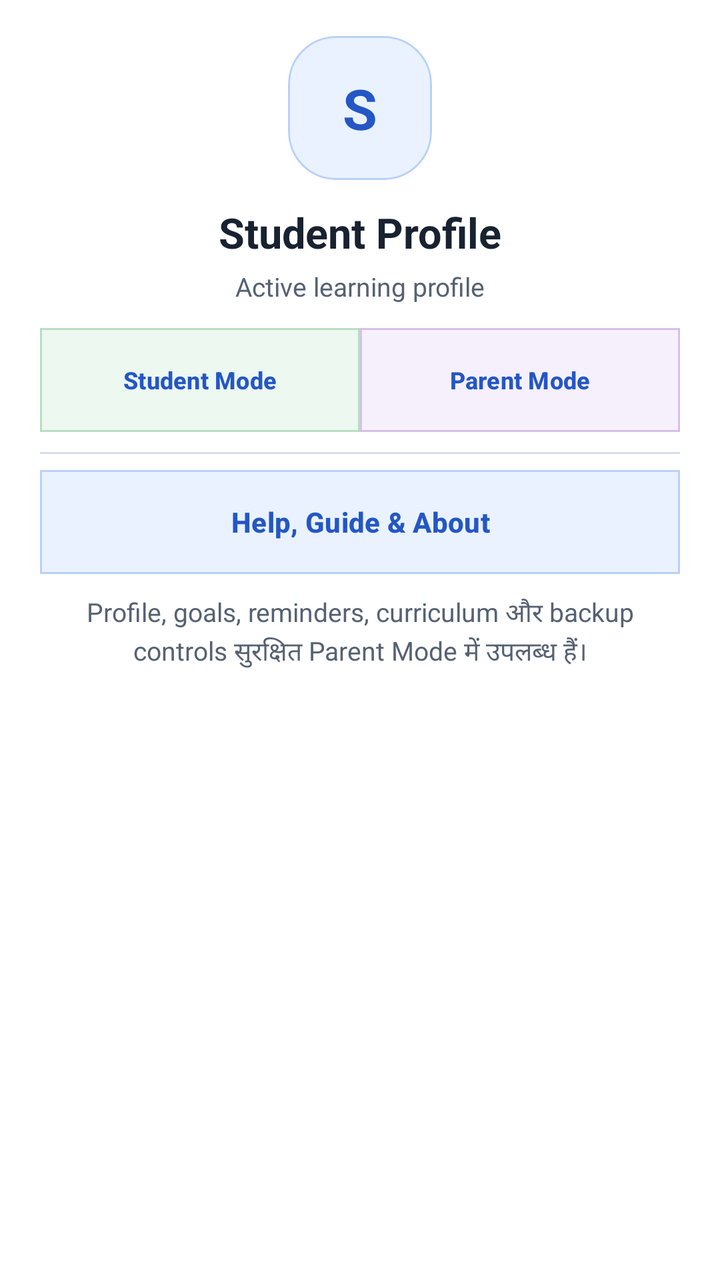
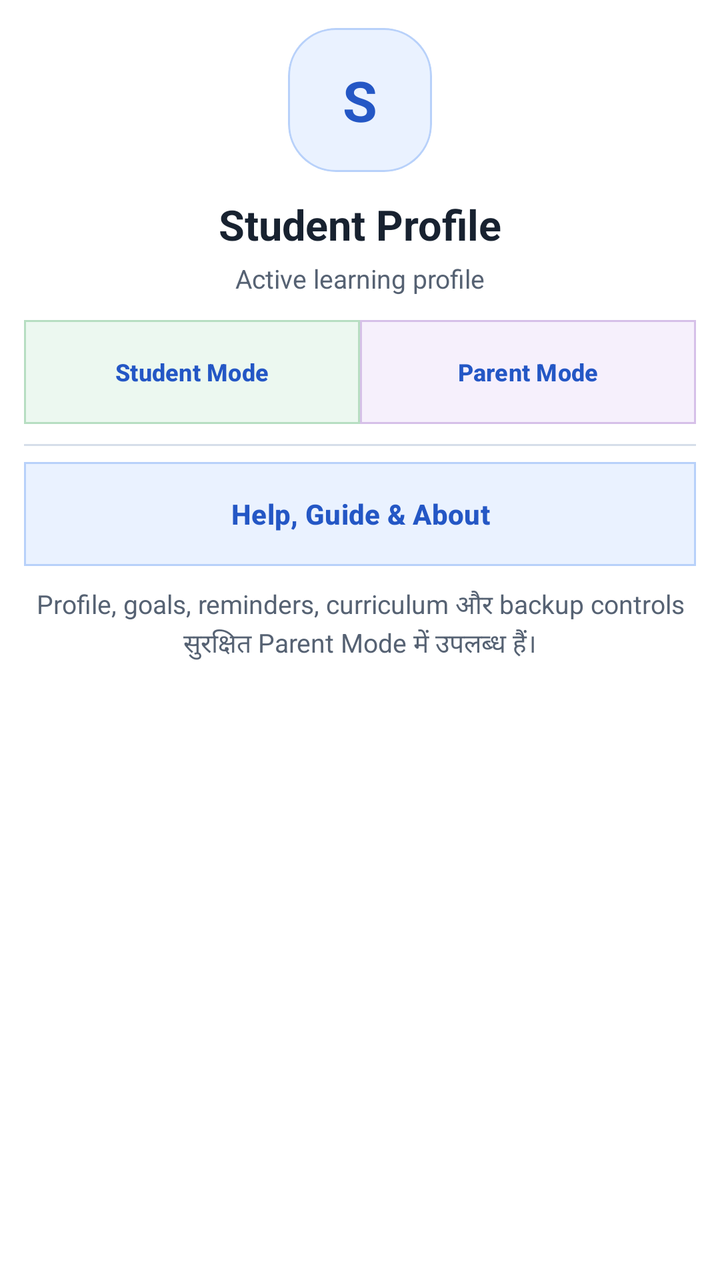

The first picture is an Android layout as it rendered before a commit; the second is the same layout after the commit. The layout source and the unified diff follow.
<!-- AndroidManifest.xml: application theme Theme.StudySaathi -->
<!-- res/layout/drawer_dashboard_profile.xml -->
<?xml version="1.0" encoding="utf-8"?>
<ScrollView
    xmlns:android="http://schemas.android.com/apk/res/android"
    xmlns:app="http://schemas.android.com/apk/res-auto"
    android:layout_width="match_parent"
    android:layout_height="match_parent"
    android:background="@color/ss_surface"
    android:fillViewport="true">

    <LinearLayout
        android:layout_width="match_parent"
        android:layout_height="wrap_content"
        android:orientation="vertical"
        android:paddingStart="20dp"
        android:paddingTop="18dp"
        android:paddingEnd="20dp"
        android:paddingBottom="28dp">

        <com.google.android.material.card.MaterialCardView
            android:layout_width="72dp"
            android:layout_height="72dp"
            android:layout_gravity="center_horizontal"
            app:cardBackgroundColor="@color/ss_blue_soft"
            app:cardCornerRadius="24dp"
            app:cardElevation="0dp"
            app:strokeColor="@color/ss_blue_border"
            app:strokeWidth="1dp">

            <TextView
                android:id="@+id/textDrawerProfileInitial"
                android:layout_width="match_parent"
                android:layout_height="match_parent"
                android:fontFamily="sans-serif-rounded"
                android:gravity="center"
                android:text="S"
                android:textColor="@color/ss_primary"
                android:textSize="28sp"
                android:textStyle="bold" />

        </com.google.android.material.card.MaterialCardView>

        <TextView
            android:id="@+id/textDrawerProfileName"
            android:layout_width="match_parent"
            android:layout_height="wrap_content"
            android:layout_marginTop="12dp"
            android:fontFamily="sans-serif-rounded"
            android:gravity="center"
            android:text="Student Profile"
            android:textColor="@color/ss_text_primary"
            android:textSize="21sp"
            android:textStyle="bold" />

        <TextView
            android:id="@+id/textDrawerProfileDetails"
            android:layout_width="match_parent"
            android:layout_height="wrap_content"
            android:layout_marginTop="4dp"
            android:gravity="center"
            android:text="Active learning profile"
            android:textColor="@color/ss_text_secondary"
            android:textSize="13sp" />

        <LinearLayout
            android:layout_width="match_parent"
            android:layout_height="wrap_content"
            android:layout_marginTop="12dp"
            android:orientation="horizontal">

            <com.google.android.material.button.MaterialButton
                android:id="@+id/buttonDrawerStudentMode"
                style="@style/Widget.StudySaathi.Button.DrawerCompact"
                android:layout_width="0dp"
                android:layout_height="wrap_content"
                android:layout_marginEnd="0dp"
                android:layout_weight="1"
                android:text="Student Mode"
                android:textAllCaps="false"
                android:textSize="12sp"
                app:backgroundTint="@color/ss_green_soft"
                app:strokeColor="@color/ss_green_border" />

            <com.google.android.material.button.MaterialButton
                android:id="@+id/buttonDrawerParentMode"
                style="@style/Widget.StudySaathi.Button.DrawerCompact"
                android:layout_width="0dp"
                android:layout_height="wrap_content"
                android:layout_marginStart="0dp"
                android:layout_weight="1"
                android:text="Parent Mode"
                android:textAllCaps="false"
                android:textSize="12sp"
                app:backgroundTint="@color/ss_purple_soft"
                app:strokeColor="@color/ss_purple_border" />

        </LinearLayout>

        <View
            android:layout_width="match_parent"
            android:layout_height="1dp"
            android:layout_marginTop="10dp"
            android:background="@color/ss_outline" />

        <com.google.android.material.button.MaterialButton
            android:id="@+id/buttonDrawerHelp"
            style="@style/Widget.StudySaathi.Button.DrawerCompact"
            android:layout_width="match_parent"
            android:layout_height="wrap_content"
            android:layout_marginTop="8dp"
            android:gravity="center"
            android:text="Help, Guide &amp; About"
            android:textAllCaps="false"
            app:backgroundTint="@color/ss_blue_soft"
            app:strokeColor="@color/ss_blue_border" />

        <TextView
            android:layout_width="match_parent"
            android:layout_height="wrap_content"
            android:layout_marginTop="10dp"
            android:gravity="center"
            android:lineSpacingExtra="2dp"
            android:text="Profile, goals, reminders, curriculum और backup controls सुरक्षित Parent Mode में उपलब्ध हैं।"
            android:textColor="@color/ss_text_secondary"
            android:textSize="13sp" />

    </LinearLayout>

</ScrollView>
<!-- resources referenced by this layout -->
<resources>
  <color name="ss_blue_border">#B8D1FA</color>
  <color name="ss_blue_soft">#EAF2FF</color>
  <color name="ss_green_border">#B7DEC2</color>
  <color name="ss_green_soft">#ECF8F0</color>
  <color name="ss_outline">#D6DEE9</color>
  <color name="ss_primary">#2457C5</color>
  <color name="ss_purple_border">#D6C0E8</color>
  <color name="ss_purple_soft">#F6F0FC</color>
  <color name="ss_surface">#FFFFFF</color>
  <color name="ss_text_primary">#182230</color>
  <color name="ss_text_secondary">#566273</color>
  <style name="Widget.StudySaathi.Button.DrawerCompact" parent="Widget.StudySaathi.Button.Outlined">
          <item name="cornerRadius">0dp</item>
          <item name="android:minHeight">52dp</item>
          <item name="android:insetTop">0dp</item>
          <item name="android:insetBottom">0dp</item>
      </style>
  <style name="Widget.StudySaathi.Button.Outlined" parent="Widget.Material3.Button.OutlinedButton">
          <item name="cornerRadius">18dp</item>
          <item name="android:minHeight">56dp</item>
          <item name="android:textStyle">bold</item>
          <item name="strokeColor">@color/ss_outline_strong</item>
          <item name="android:textColor">@color/ss_primary</item>
      </style>
  <color name="ss_on_primary">#FFFFFF</color>
  <color name="ss_primary_dark">#173F99</color>
  <color name="ss_secondary">#087F8C</color>
  <color name="ss_on_secondary">#FFFFFF</color>
  <color name="ss_teal_soft">#EAF8F8</color>
  <color name="ss_tertiary">#8A5A00</color>
  <color name="ss_on_tertiary">#FFFFFF</color>
  <color name="ss_yellow_soft">#FFF8E8</color>
  <color name="ss_background">#F7F9FC</color>
  <color name="ss_surface_soft">#F0F4FA</color>
  <color name="ss_error">#BA1A1A</color>
  <color name="white">#FFFFFFFF</color>
  <color name="ss_red_soft">#FFF0F0</color>
  <!-- drawable bg_app_soft_mix (drawable) -->
  <?xml version="1.0" encoding="utf-8"?>
  <shape xmlns:android="http://schemas.android.com/apk/res/android"
      android:shape="rectangle">
  
      <gradient
          android:angle="270"
          android:centerColor="#F2FBF3"
          android:endColor="#EEF7FF"
          android:startColor="#FFF2F2"
          android:type="linear" />
  
  </shape>
  <color name="ss_outline_strong">#B9C5D5</color>
  <!-- unchanged entries left out for length: 1 -->
</resources>

<!-- the commit's change to res/layout/drawer_dashboard_profile.xml (unified diff, before → after) -->
@@ -11,10 +11,10 @@
         android:layout_width="match_parent"
         android:layout_height="wrap_content"
         android:orientation="vertical"
-        android:paddingStart="20dp"
-        android:paddingTop="18dp"
-        android:paddingEnd="20dp"
-        android:paddingBottom="28dp">
+        android:paddingStart="12dp"
+        android:paddingTop="14dp"
+        android:paddingEnd="12dp"
+        android:paddingBottom="12dp">
 
         <com.google.android.material.card.MaterialCardView
             android:layout_width="72dp"
